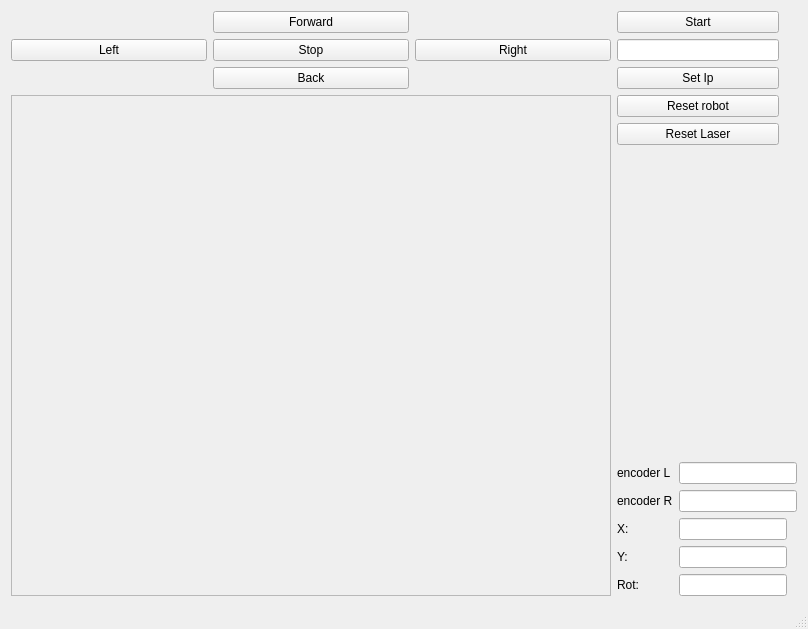
Old version of the form mainwindow.ui in the repository swrko/RMR.
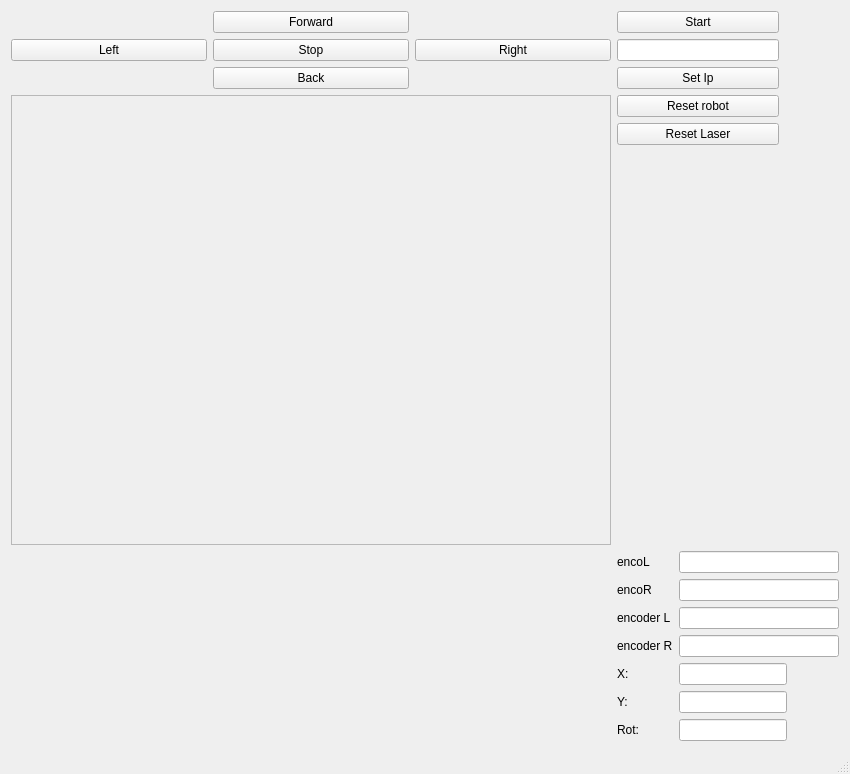
New version of the form.

Commit message: signal class

Patch:
```diff
--- a/mainwindow.ui
+++ b/mainwindow.ui
@@ -6,7 +6,7 @@
    <rect>
     <x>0</x>
     <y>0</y>
-    <width>808</width>
+    <width>850</width>
     <height>629</height>
    </rect>
   </property>
@@ -15,6 +15,28 @@
   </property>
   <widget class="QWidget" name="centralWidget">
    <layout class="QGridLayout" name="gridLayout">
+    <item row="2" column="0">
+     <widget class="QFrame" name="frame">
+      <property name="sizePolicy">
+       <sizepolicy hsizetype="MinimumExpanding" vsizetype="Expanding">
+        <horstretch>0</horstretch>
+        <verstretch>0</verstretch>
+       </sizepolicy>
+      </property>
+      <property name="minimumSize">
+       <size>
+        <width>600</width>
+        <height>450</height>
+       </size>
+      </property>
+      <property name="frameShape">
+       <enum>QFrame::StyledPanel</enum>
+      </property>
+      <property name="frameShadow">
+       <enum>QFrame::Raised</enum>
+      </property>
+     </widget>
+    </item>
     <item row="1" column="1">
      <layout class="QVBoxLayout" name="verticalLayout">
       <item>
@@ -189,36 +211,41 @@
         </property>
         <property name="sizeHint" stdset="0">
          <size>
-          <width>20</width>
-          <height>40</height>
+          <width>198</width>
+          <height>98</height>
          </size>
         </property>
        </spacer>
       </item>
-      <item>
+     </layout>
+    </item>
+    <item row="3" column="1">
        <layout class="QGridLayout" name="gridLayout_3">
-        <item row="2" column="0">
+      <item row="0" column="1">
+       <widget class="QLineEdit" name="lineEdit_7"/>
+      </item>
+      <item row="4" column="0">
          <widget class="QLabel" name="label">
           <property name="text">
            <string>X:</string>
           </property>
          </widget>
         </item>
-        <item row="4" column="0">
+      <item row="6" column="0">
          <widget class="QLabel" name="label_3">
           <property name="text">
            <string>Rot:</string>
           </property>
          </widget>
         </item>
-        <item row="3" column="0">
+      <item row="5" column="0">
          <widget class="QLabel" name="label_2">
           <property name="text">
            <string>Y:</string>
           </property>
          </widget>
         </item>
-        <item row="3" column="1">
+      <item row="5" column="1">
          <widget class="QLineEdit" name="lineEdit_3">
           <property name="sizePolicy">
            <sizepolicy hsizetype="Fixed" vsizetype="Fixed">
@@ -234,7 +261,7 @@
           </property>
          </widget>
         </item>
-        <item row="4" column="1">
+      <item row="6" column="1">
          <widget class="QLineEdit" name="lineEdit_4">
           <property name="sizePolicy">
            <sizepolicy hsizetype="Fixed" vsizetype="Fixed">
@@ -250,27 +277,20 @@
           </property>
          </widget>
         </item>
-        <item row="0" column="0">
+      <item row="2" column="1">
+       <widget class="QLineEdit" name="lineEdit_5"/>
+      </item>
+      <item row="2" column="0">
          <widget class="QLabel" name="label_4">
           <property name="text">
            <string>encoder L</string>
           </property>
          </widget>
         </item>
-        <item row="0" column="1">
-         <widget class="QLineEdit" name="lineEdit_5"/>
-        </item>
-        <item row="1" column="0">
-         <widget class="QLabel" name="label_5">
-          <property name="text">
-           <string>encoder R</string>
-          </property>
-         </widget>
-        </item>
-        <item row="1" column="1">
+      <item row="3" column="1">
          <widget class="QLineEdit" name="lineEdit_6"/>
         </item>
-        <item row="2" column="1">
+      <item row="4" column="1">
          <widget class="QLineEdit" name="lineEdit_2">
           <property name="sizePolicy">
            <sizepolicy hsizetype="Fixed" vsizetype="Fixed">
@@ -286,31 +306,31 @@
           </property>
          </widget>
         </item>
-       </layout>
+      <item row="3" column="0">
+       <widget class="QLabel" name="label_5">
+        <property name="text">
+         <string>encoder R</string>
+        </property>
+       </widget>
       </item>
-     </layout>
-    </item>
-    <item row="2" column="0">
-     <widget class="QFrame" name="frame">
-      <property name="sizePolicy">
-       <sizepolicy hsizetype="MinimumExpanding" vsizetype="Expanding">
-        <horstretch>0</horstretch>
-        <verstretch>0</verstretch>
-       </sizepolicy>
-      </property>
-      <property name="minimumSize">
-       <size>
-        <width>600</width>
-        <height>450</height>
-       </size>
-      </property>
-      <property name="frameShape">
-       <enum>QFrame::StyledPanel</enum>
-      </property>
-      <property name="frameShadow">
-       <enum>QFrame::Raised</enum>
-      </property>
-     </widget>
+      <item row="0" column="0">
+       <widget class="QLabel" name="label_6">
+        <property name="text">
+         <string>encoL</string>
+        </property>
+       </widget>
+      </item>
+      <item row="1" column="1">
+       <widget class="QLineEdit" name="lineEdit_8"/>
+      </item>
+      <item row="1" column="0">
+       <widget class="QLabel" name="label_7">
+        <property name="text">
+         <string>encoR</string>
+        </property>
+       </widget>
+      </item>
+     </layout>
     </item>
    </layout>
   </widget>
```
Lines whose indentation alone changed are shown as unchanged. The commit also changes 17 other files.
